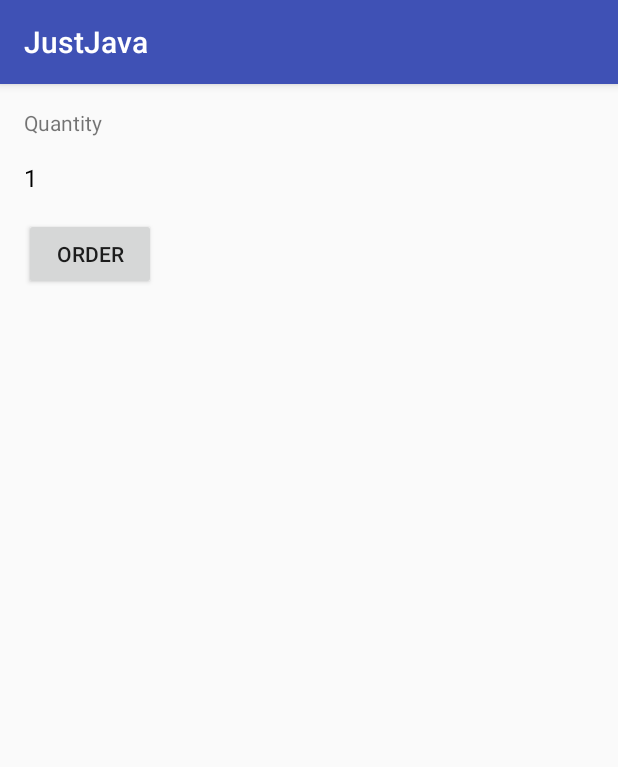
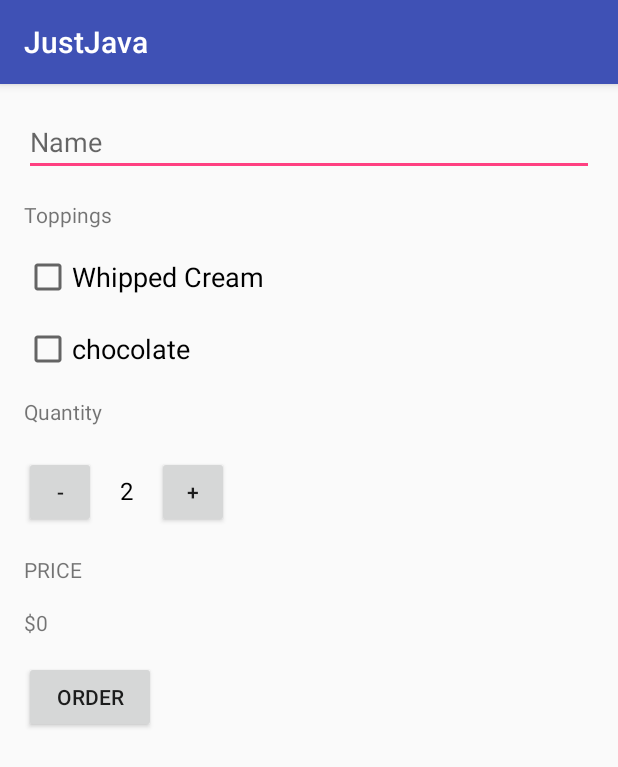
Before and after one commit to tokaaliamien/JustJava, an Android app: the screen it shows after launch (MainActivity), after a tap on "ORDER", on a phone screen of 412 x 824 dp. Shown: the top 767 px of the screen. Run offline under Robolectric (Android 15) with nearby library versions, the phone set to English and light mode, and no system bars.

```diff
--- a/app/src/main/java/com/example/android/justjava/MainActivity.java
+++ b/app/src/main/java/com/example/android/justjava/MainActivity.java
@@ -7,27 +7,104 @@ package com.example.android.justjava;
  * package com.example.android.justjava;
  */
 
+import android.content.Intent;
+import android.net.Uri;
 import android.os.Bundle;
 import android.support.v7.app.AppCompatActivity;
 import android.view.View;
+import android.widget.CheckBox;
+import android.widget.EditText;
 import android.widget.TextView;
+import android.widget.Toast;
+
+import java.text.NumberFormat;
 
 /**
  * This app displays an order form to order coffee.
  */
 public class MainActivity extends AppCompatActivity {
 
+    int numberOfCoffees = 2;
+    int quantity = 2;
+
     @Override
     protected void onCreate(Bundle savedInstanceState) {
         super.onCreate(savedInstanceState);
         setContentView(R.layout.activity_main);
+
     }
 
     /**
      * This method is called when the order button is clicked.
      */
     public void submitOrder(View view) {
-        display(1);
+        int price = calculatePrice();
+
+        CheckBox whippedCream = (CheckBox) findViewById(R.id.whipped_cream);
+        boolean hasWhippedCream = whippedCream.isChecked();
+
+        CheckBox chocolate = (CheckBox) findViewById(R.id.chocolate);
+        boolean hasChocolate = chocolate.isChecked();
+
+        String name = ((EditText) findViewById(R.id.name)).getText().toString();
+
+
+        String message = createOrderSummary(price, hasWhippedCream, hasChocolate, name);
+
+        Intent intent = new Intent(Intent.ACTION_SENDTO);
+        intent.setData(Uri.parse("mailto:"));
+        intent.putExtra(Intent.EXTRA_SUBJECT, "JustJava order for" + name);
+        intent.putExtra(Intent.EXTRA_TEXT, message);
+
+        if (intent.resolveActivity(getPackageManager()) != null) {
+            startActivity(intent);
+        }
+    }
+
+
+    /**
+     * Calculates the price of the order.
+     */
+
+    private int calculatePrice() {
+        int price = quantity * 5;
+        return price;
+    }
+
+    private String createOrderSummary(int price, boolean hasWhippedCream, boolean hasChocolate, String name) {
+        if (hasChocolate)
+            price = price + (2 * quantity);
+        if (hasWhippedCream)
+            price = price + (1 * quantity);
+
+        return "Name : " + name
+                + "\nAdd whipped cream?" + hasWhippedCream
+                + "\nAdd Choclate? " + hasChocolate
+                + "\nQuantity :" + quantity +
+                "\nTotal : $" + price
+                + "\nThank you!";
+    }
+
+
+    public void incrementNumber(View view) {
+        if (quantity == 100) {
+            Toast.makeText(this, "Cant order more than 100 cups", Toast.LENGTH_LONG).show();
+            return;
+        }
+        quantity = quantity + 1;
+        display(quantity);
+    }
+
+    /**
+     * @param view
+     */
+    public void decrementNumber(View view) {
+        if (quantity == 1) {
+            Toast.makeText(this, "Cant order less than 1 cup", Toast.LENGTH_LONG).show();
+            return;
+        }
+        quantity = quantity - 1;
+        display(quantity);
     }
 
     /**
@@ -37,4 +114,16 @@ public class MainActivity extends AppCompatActivity {
         TextView quantityTextView = (TextView) findViewById(R.id.quantity_text_view);
         quantityTextView.setText("" + number);
     }
+
+    /**
+     * This method displays the given price on the screen.
+     */
+    private void displayPrice(int number) {
+        TextView priceTextView = (TextView) findViewById(R.id.price_text_view);
+        priceTextView.setText(NumberFormat.getCurrencyInstance().format(number));
+    }
+
+    /**
+     * This method displays the given text on the screen.
+     */
 }
--- a/app/src/main/res/layout/activity_main.xml
+++ b/app/src/main/res/layout/activity_main.xml
@@ -1,6 +1,11 @@
 <?xml version="1.0" encoding="utf-8"?>
-<LinearLayout xmlns:android="http://schemas.android.com/apk/res/android"
+<ScrollView
+    xmlns:android="http://schemas.android.com/apk/res/android"
     xmlns:tools="http://schemas.android.com/tools"
+    tools:context="com.example.android.justjava.MainActivity"
+    android:layout_width="match_parent"
+    android:layout_height="match_parent">
+<LinearLayout
     android:id="@+id/activity_main"
     android:layout_width="match_parent"
     android:layout_height="match_parent"
@@ -8,23 +13,94 @@
     android:paddingLeft="@dimen/activity_horizontal_margin"
     android:paddingRight="@dimen/activity_horizontal_margin"
     android:paddingTop="@dimen/activity_vertical_margin"
-    tools:context="com.example.android.justjava.MainActivity"
     android:orientation="vertical">
+
+    <EditText
+        android:layout_width="match_parent"
+        android:layout_height="wrap_content"
+        android:hint="Name"
+        android:layout_marginBottom="16dp"
+        android:id="@+id/name"/>
 
     <TextView
         android:layout_width="wrap_content"
         android:layout_height="wrap_content"
-        android:text="Quantity" />
+        android:text="@string/toppings"
+        android:layout_marginBottom="16dp"/>
+
+    <CheckBox
+        android:layout_width="wrap_content"
+        android:layout_height="wrap_content"
+        android:id="@+id/whipped_cream"
+        android:text="Whipped Cream"
+        android:textAppearance="?android:textAppearanceMedium"
+        android:layout_marginBottom="16dp"/>
+
+    <CheckBox
+        android:layout_width="wrap_content"
+        android:layout_height="wrap_content"
+        android:id="@+id/chocolate"
+        android:text="chocolate"
+        android:textAppearance="?android:textAppearanceMedium"
+        android:layout_marginBottom="16dp"/>
+
 
     <TextView
         android:layout_width="wrap_content"
         android:layout_height="wrap_content"
-        android:text="0"
-        android:id="@+id/quantity_text_view"
-        android:textColor="@android:color/black"
-        android:textSize="16sp"
+        android:text="Quantity"
+        android:layout_marginBottom="16dp"/>
+
+    <LinearLayout
+        android:layout_width="wrap_content"
+        android:layout_height="wrap_content"
+        android:orientation="horizontal">
+
+        <Button
+            android:layout_width="48dp"
+            android:layout_height="48dp"
+            android:text="-"
+            android:onClick="decrementNumber"/>
+
+        <TextView
+            android:layout_width="wrap_content"
+            android:layout_height="wrap_content"
+            android:text="2"
+            android:id="@+id/quantity_text_view"
+            android:textColor="@android:color/black"
+            android:textSize="16sp"
+            android:padding="16dp"
+
+            />
+
+
+
+        <Button
+            android:layout_width="48dp"
+            android:layout_height="48dp"
+            android:text="+"
+            android:onClick="incrementNumber"/>
+
+    </LinearLayout>
+
+
+
+    <TextView
+        android:layout_marginTop="16dp"
+        android:layout_width="wrap_content"
+        android:layout_height="wrap_content"
+        android:text="price"
+        android:textAllCaps="true"
         android:layout_marginBottom="16dp"
-        android:layout_marginTop="16dp"/>
+        />
+
+    <TextView
+        android:layout_width="wrap_content"
+        android:layout_height="wrap_content"
+        android:text="$0"
+        android:layout_marginBottom="16dp"
+        android:id="@+id/price_text_view"/>
+
 
     <Button
         android:layout_width="wrap_content"
@@ -33,3 +109,4 @@
         android:onClick="submitOrder"/>
 
 </LinearLayout>
+</ScrollView>
--- a/app/src/main/res/values/strings.xml
+++ b/app/src/main/res/values/strings.xml
@@ -1,3 +1,5 @@
 <resources>
     <string name="app_name">JustJava</string>
+    <string name="toppings">Toppings</string>
+    <string name="thank_you">Thank you!</string>
 </resources>
```
Also changed, not shown: 1 other file.
